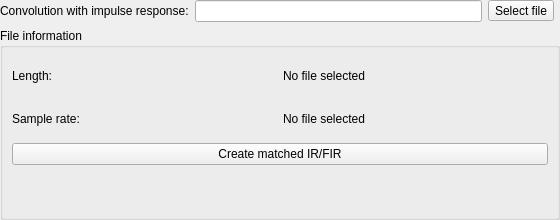
Before: the Qt Designer form Editor/guis/ConvolutionFilterGUI.ui in xup61069/EqAPO64_with_VST3_support, drawn with Qt 5.
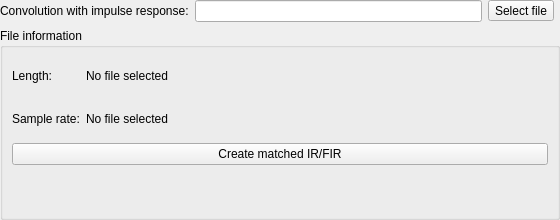
After: the same form once the commit is applied. Custom widgets are drawn as their Qt base class.

What changed in the file:
```diff
--- a/Editor/guis/ConvolutionFilterGUI.ui
+++ b/Editor/guis/ConvolutionFilterGUI.ui
@@ -61,7 +61,7 @@
      <property name="title">
       <string>File information</string>
      </property>
-     <layout class="QGridLayout" name="gridLayout_2">
+     <layout class="QGridLayout" name="gridLayout_2" columnstretch="0,1">
       <item row="1" column="0">
        <widget class="QLabel" name="labelSampleRate">
         <property name="text">
```
Left out of the diff: 3 changed lines with no effect on the pictures. Lines whose indentation alone changed are shown as unchanged.
